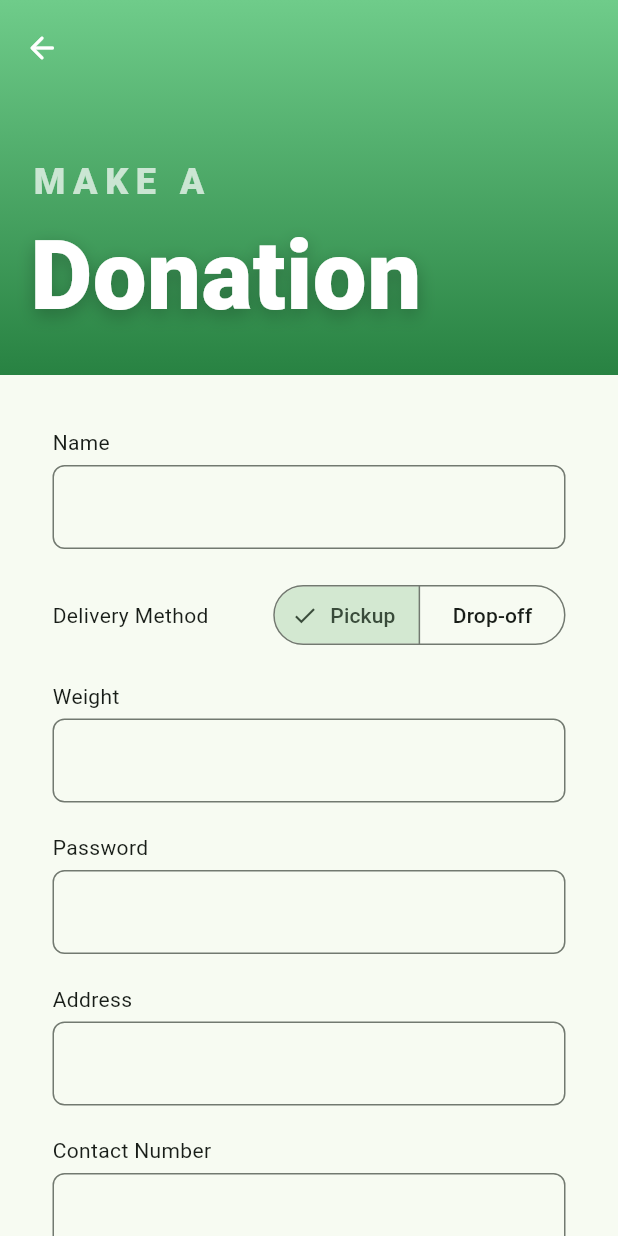
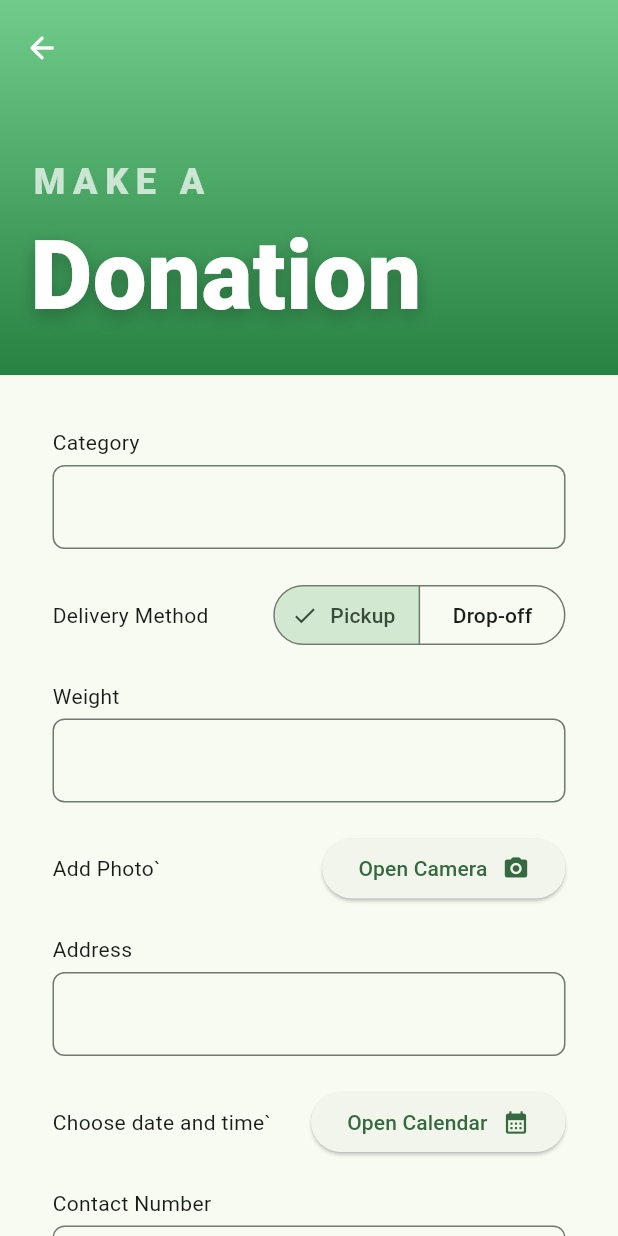
Before and after one commit to jtvallente/cmsc23-project-2024, a Flutter app: the MakeDonation screen opened by its route, on a phone screen of 412 x 824 dp. Run offline on Flutter 3.47's test engine with Material 3 defaults, Android fonts, the phone set to English and light mode, and no system bars; our stand-ins replace firebase_core; accounts and stored records are empty.

Commit message:
chore: made some fixes

```diff
--- a/elbi_donation_system/lib/components/file_upload.dart
+++ /dev/null
@@ -1,34 +0,0 @@
-import 'package:elbi_donation_system/components/PrimaryButton.dart';
-import 'package:elbi_donation_system/styles/project_colors.dart';
-import 'package:flutter/material.dart';
-
-class FormFileUpload extends StatefulWidget {
-  final String label;
-  final Function() onTap;
-  const FormFileUpload({required this.label, required this.onTap, super.key});
-
-  @override
-  State<FormFileUpload> createState() => _FormFileUploadState();
-}
-
-class _FormFileUploadState extends State<FormFileUpload> {
-  @override
-  Widget build(BuildContext context) {
-    return Padding(
-      padding: const EdgeInsets.all(10.0),
-      child: Row(
-        mainAxisAlignment: MainAxisAlignment.spaceBetween,
-        children: [
-          Text(widget.label),
-          PrimaryButton(
-            icon: Icons.file_upload,
-            label: "Upload File",
-            gradient: ProjectColors().purplePrimaryGradient,
-            onTap: () {},
-            fillWidth: false,
-          ),
-        ],
-      ),
-    );
-  }
-}
--- /dev/null
+++ b/elbi_donation_system/lib/components/form_row_button.dart
@@ -0,0 +1,43 @@
+import 'package:flutter/material.dart';
+
+class FormRowButton extends StatefulWidget {
+  final String label;
+  final String buttonLabel;
+  final IconData icon;
+  final Function() onTap;
+  const FormRowButton(
+      {required this.buttonLabel,
+      required this.icon,
+      required this.label,
+      required this.onTap,
+      super.key});
+
+  @override
+  State<FormRowButton> createState() => _FormRowButtonState();
+}
+
+class _FormRowButtonState extends State<FormRowButton> {
+  @override
+  Widget build(BuildContext context) {
+    return Padding(
+      padding: const EdgeInsets.all(10),
+      child: Row(
+        mainAxisAlignment: MainAxisAlignment.spaceBetween,
+        children: [
+          Text(widget.label),
+          ElevatedButton(
+            onPressed: widget.onTap,
+            child: Padding(
+              padding: const EdgeInsets.symmetric(vertical: 10),
+              child: Row(children: [
+                Text(widget.buttonLabel),
+                const SizedBox(width: 10),
+                Icon(widget.icon)
+              ]),
+            ),
+          )
+        ],
+      ),
+    );
+  }
+}
--- a/elbi_donation_system/lib/pages/Donor/MakeDonation.dart
+++ b/elbi_donation_system/lib/pages/Donor/MakeDonation.dart
@@ -2,7 +2,7 @@ import 'package:elbi_donation_system/components/FormBanner.dart';
 import 'package:elbi_donation_system/components/FormTextField.dart';
 import 'package:elbi_donation_system/components/PrimaryButton.dart';
 import 'package:elbi_donation_system/components/controllers.dart';
-import 'package:elbi_donation_system/components/file_upload.dart';
+import 'package:elbi_donation_system/components/form_row_button.dart';
 import 'package:elbi_donation_system/components/form_segmented_button.dart';
 import 'package:elbi_donation_system/components/form_switch.dart';
 import 'package:elbi_donation_system/styles/project_colors.dart';
@@ -14,7 +14,7 @@ class MakeDonation extends StatefulWidget {
 }
 
 class _MakeDonationState extends State<MakeDonation> {
-  final TextEditingController _name = TextEditingController();
+  final TextEditingController _category = TextEditingController();
   final TextEditingController _username = TextEditingController();
   final TextEditingController _password = TextEditingController();
   final TextEditingController _address = TextEditingController();
@@ -49,50 +49,42 @@ class _MakeDonationState extends State<MakeDonation> {
                           FormTextField(
                               isNum: false,
                               isPassword: false,
-                              label: "Name",
-                              controller: _name,
+                              label: "Category",
+                              controller: _category,
                               inputType: TextInputType.name),
-                              FormSegmentedButton(
-                                label: "Delivery Method",
-                                options: ["Pickup", "Drop-off"]),
+                          FormSegmentedButton(
+                              label: "Delivery Method",
+                              options: ["Pickup", "Drop-off"]),
                           FormTextField(
                               isNum: true,
                               isPassword: false,
                               label: "Weight",
                               controller: _username,
                               inputType: TextInputType.number),
-                          FormTextField(
-                              isNum: false,
-                              isPassword: true,
-                              label: "Password",
-                              controller: _password,
-                              inputType: TextInputType.text),
+                          FormRowButton(
+                            label: "Add Photo`",
+                            onTap: () {},
+                            buttonLabel: "Open Camera",
+                            icon: Icons.camera_alt_rounded,
+                          ),
                           FormTextField(
                               isNum: false,
                               isPassword: false,
                               label: "Address",
                               controller: _address,
                               inputType: TextInputType.text),
+                          FormRowButton(
+                            label: "Choose date and time`",
+                            onTap: () {},
+                            buttonLabel: "Open Calendar",
+                            icon: Icons.calendar_month,
+                          ),
                           FormTextField(
                               isNum: false,
                               isPassword: false,
                               label: "Contact Number",
                               controller: _contactNumber,
                               inputType: TextInputType.phone),
-                          FormSwitch(
-                              label: "Are you an organization?",
-                              controller: _isOrganization),
-                          FormTextField(
-                              isNum: false,
-                              isPassword: false,
-                              label: "Description",
-                              controller: _description,
-                              inputType: TextInputType.text),
-                          FormFileUpload(
-                              label: "Proof of Legitimacy", onTap: () {}),
-                          FormSwitch(
-                              label: "Are you open for donations?",
-                              controller: _isOpenforDonations),
                           // _isOrganization.isSwitchOn
                           //     ?
                           // Column(children: [
@@ -109,9 +101,11 @@ class _MakeDonationState extends State<MakeDonation> {
                       ),
                       const SizedBox(height: 50),
                       PrimaryButton(
-                          label: "Make Donation",
-                          gradient: ProjectColors().greenPrimaryGradient,
-                          onTap: () {}, fillWidth: true,)
+                        label: "Make Donation",
+                        gradient: ProjectColors().greenPrimaryGradient,
+                        onTap: () {},
+                        fillWidth: true,
+                      )
                     ]),
               ),
             ),
--- a/elbi_donation_system/lib/pages/user_sign_up.dart
+++ b/elbi_donation_system/lib/pages/user_sign_up.dart
@@ -2,7 +2,7 @@ import 'package:elbi_donation_system/components/FormBanner.dart';
 import 'package:elbi_donation_system/components/FormTextField.dart';
 import 'package:elbi_donation_system/components/PrimaryButton.dart';
 import 'package:elbi_donation_system/components/controllers.dart';
-import 'package:elbi_donation_system/components/file_upload.dart';
+import 'package:elbi_donation_system/components/form_row_button.dart';
 import 'package:elbi_donation_system/components/form_switch.dart';
 import 'package:elbi_donation_system/styles/project_colors.dart';
 import 'package:flutter/material.dart';
@@ -105,7 +105,9 @@ class _UserSignUpPageState extends State<UserSignUpPage> {
                               label: "Description",
                               controller: _description,
                               inputType: TextInputType.text),
-                          FormFileUpload(
+                          FormRowButton(
+                              icon: Icons.upload,
+                              buttonLabel: "Upload File",
                               label: "Proof of Legitimacy", onTap: () {}),
                           FormSwitch(
                               label: "Are you open for donations?",
```
